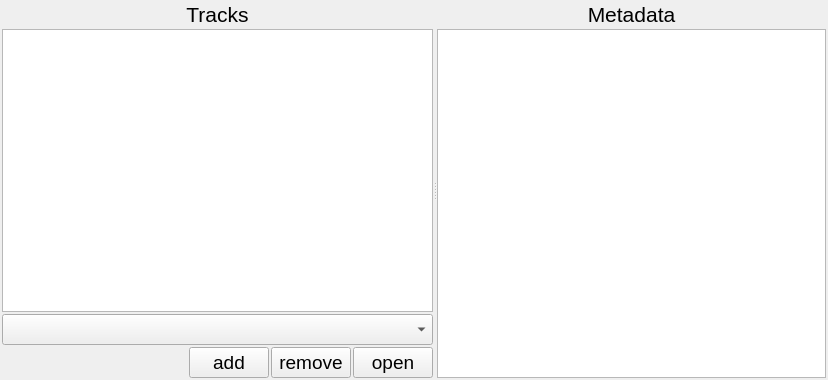
First picture: the form in src/ui/audio/trackmanager.ui, repository xiangCaO233/MusicMapMaker, before the edit.
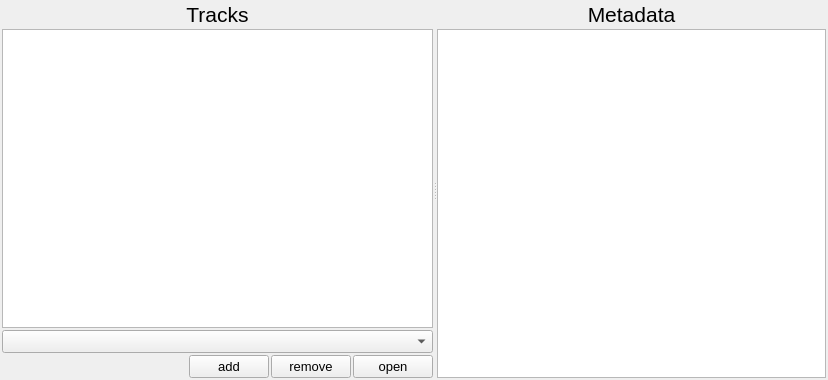
Second picture: the form after the edit.

```diff
--- a/src/ui/audio/trackmanager.ui
+++ b/src/ui/audio/trackmanager.ui
@@ -98,11 +98,11 @@
              </property>
              <property name="font">
               <font>
-               <pointsize>14</pointsize>
+               <pointsize>10</pointsize>
               </font>
              </property>
              <property name="placeholderText">
-              <string>output device</string>
+              <string>select output device</string>
              </property>
             </widget>
            </widget>
@@ -129,7 +129,7 @@
           <widget class="QPushButton" name="add_track_button">
            <property name="font">
             <font>
-             <pointsize>14</pointsize>
+             <pointsize>10</pointsize>
             </font>
            </property>
            <property name="text">
@@ -141,7 +141,7 @@
           <widget class="QPushButton" name="remove_track_button">
            <property name="font">
             <font>
-             <pointsize>14</pointsize>
+             <pointsize>10</pointsize>
             </font>
            </property>
            <property name="text">
@@ -153,7 +153,7 @@
           <widget class="QPushButton" name="open_controller_button">
            <property name="font">
             <font>
-             <pointsize>14</pointsize>
+             <pointsize>10</pointsize>
             </font>
            </property>
            <property name="text">
```
Left out of the diff: 4 changed lines with no effect on the pictures.
